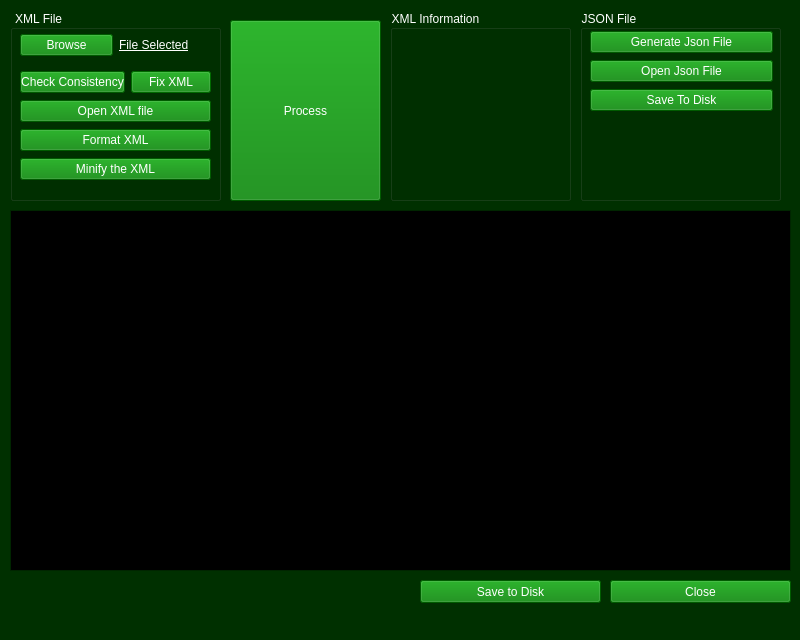
Old version of the form mainwindow.ui in the repository MostafaAkrsh/QT_XML_Editor.
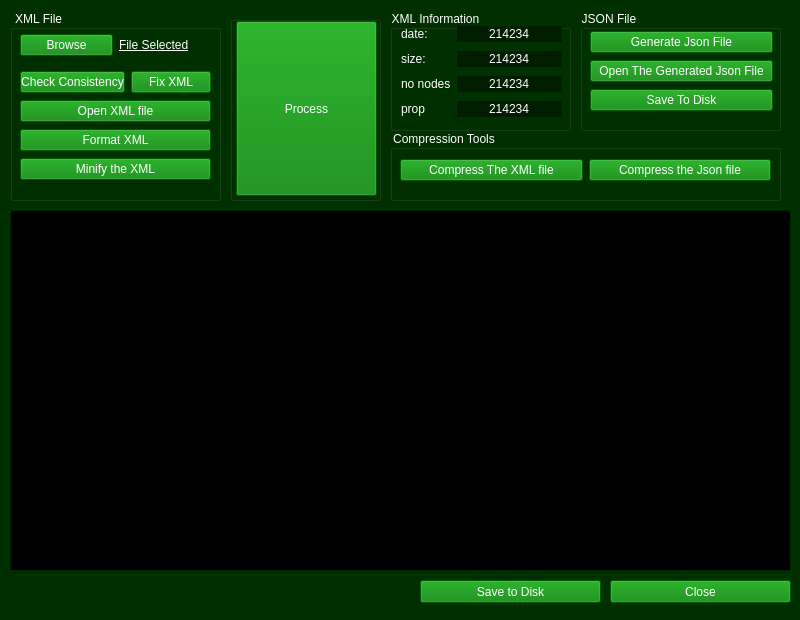
New version of the form. Icons and pictures are not drawn.

What changed in the file:
```diff
--- a/mainwindow.ui
+++ b/mainwindow.ui
@@ -13,7 +13,7 @@
     <x>0</x>
     <y>0</y>
     <width>800</width>
-    <height>640</height>
+    <height>620</height>
    </rect>
   </property>
   <property name="sizePolicy">
@@ -25,13 +25,13 @@
   <property name="minimumSize">
    <size>
     <width>800</width>
-    <height>640</height>
+    <height>620</height>
    </size>
   </property>
   <property name="maximumSize">
    <size>
     <width>800</width>
-    <height>640</height>
+    <height>620</height>
    </size>
   </property>
   <property name="palette">
@@ -670,7 +670,7 @@
       <x>580</x>
       <y>10</y>
       <width>201</width>
-      <height>191</height>
+      <height>121</height>
      </rect>
     </property>
     <property name="styleSheet">
@@ -719,7 +719,7 @@
 </string>
         </property>
         <property name="text">
-         <string>Open Json File</string>
+         <string>Open The Generated Json File</string>
         </property>
        </widget>
       </item>
@@ -746,7 +746,7 @@
       <x>390</x>
       <y>10</y>
       <width>181</width>
-      <height>191</height>
+      <height>121</height>
      </rect>
     </property>
     <property name="styleSheet">
@@ -755,31 +755,134 @@
     <property name="title">
      <string>XML Information</string>
     </property>
-   </widget>
-   <widget class="QPushButton" name="pushButton_16">
-    <property name="geometry">
-     <rect>
-      <x>230</x>
-      <y>20</y>
-      <width>151</width>
-      <height>181</height>
-     </rect>
-    </property>
-    <property name="toolTip">
-     <string/>
-    </property>
-    <property name="styleSheet">
-     <string notr="true">color: white;
-font: 75 14pt &quot;MS Shell Dlg 2&quot;;
-font: 22pt &quot;MS Shell Dlg 2&quot;;
-background-color: green;
-
-
-</string>
-    </property>
-    <property name="text">
-     <string>Process</string>
-    </property>
+    <widget class="QWidget" name="">
+     <property name="geometry">
+      <rect>
+       <x>11</x>
+       <y>13</y>
+       <width>161</width>
+       <height>101</height>
+      </rect>
+     </property>
+     <layout class="QGridLayout" name="gridLayout">
+      <item row="0" column="0">
+       <widget class="QLabel" name="label_4">
+        <property name="text">
+         <string>date:</string>
+        </property>
+       </widget>
+      </item>
+      <item row="0" column="1">
+       <widget class="QLineEdit" name="lineEdit">
+        <property name="enabled">
+         <bool>true</bool>
+        </property>
+        <property name="styleSheet">
+         <string notr="true">color:white;
+background-color: rgb(0, 29, 0);
+border:0px;
+text-align: center;</string>
+        </property>
+        <property name="text">
+         <string>214234</string>
+        </property>
+        <property name="alignment">
+         <set>Qt::AlignCenter</set>
+        </property>
+        <property name="readOnly">
+         <bool>true</bool>
+        </property>
+       </widget>
+      </item>
+      <item row="1" column="0">
+       <widget class="QLabel" name="label_5">
+        <property name="text">
+         <string>size:</string>
+        </property>
+       </widget>
+      </item>
+      <item row="1" column="1">
+       <widget class="QLineEdit" name="lineEdit_2">
+        <property name="enabled">
+         <bool>true</bool>
+        </property>
+        <property name="styleSheet">
+         <string notr="true">color:white;
+background-color: rgb(0, 29, 0);
+border:0px;
+text-align: center;</string>
+        </property>
+        <property name="text">
+         <string>214234</string>
+        </property>
+        <property name="alignment">
+         <set>Qt::AlignCenter</set>
+        </property>
+        <property name="readOnly">
+         <bool>true</bool>
+        </property>
+       </widget>
+      </item>
+      <item row="2" column="0">
+       <widget class="QLabel" name="label_6">
+        <property name="text">
+         <string>no nodes</string>
+        </property>
+       </widget>
+      </item>
+      <item row="2" column="1">
+       <widget class="QLineEdit" name="lineEdit_3">
+        <property name="enabled">
+         <bool>true</bool>
+        </property>
+        <property name="styleSheet">
+         <string notr="true">color:white;
+background-color: rgb(0, 29, 0);
+border:0px;
+text-align: center;</string>
+        </property>
+        <property name="text">
+         <string>214234</string>
+        </property>
+        <property name="alignment">
+         <set>Qt::AlignCenter</set>
+        </property>
+        <property name="readOnly">
+         <bool>true</bool>
+        </property>
+       </widget>
+      </item>
+      <item row="3" column="0">
+       <widget class="QLabel" name="label_7">
+        <property name="text">
+         <string>prop</string>
+        </property>
+       </widget>
+      </item>
+      <item row="3" column="1">
+       <widget class="QLineEdit" name="lineEdit_4">
+        <property name="enabled">
+         <bool>true</bool>
+        </property>
+        <property name="styleSheet">
+         <string notr="true">color:white;
+background-color: rgb(0, 29, 0);
+border:0px;
+text-align: center;</string>
+        </property>
+        <property name="text">
+         <string>214234</string>
+        </property>
+        <property name="alignment">
+         <set>Qt::AlignCenter</set>
+        </property>
+        <property name="readOnly">
+         <bool>true</bool>
+        </property>
+       </widget>
+      </item>
+     </layout>
+    </widget>
    </widget>
    <widget class="QPushButton" name="pushButton_20">
     <property name="geometry">
@@ -821,6 +924,103 @@
      <string>Close</string>
     </property>
    </widget>
+   <widget class="QGroupBox" name="groupBox_4">
+    <property name="geometry">
+     <rect>
+      <x>390</x>
+      <y>130</y>
+      <width>391</width>
+      <height>71</height>
+     </rect>
+    </property>
+    <property name="styleSheet">
+     <string notr="true">color: rgb(255, 255, 255);</string>
+    </property>
+    <property name="title">
+     <string>Compression Tools</string>
+    </property>
+    <widget class="QWidget" name="">
+     <property name="geometry">
+      <rect>
+       <x>10</x>
+       <y>20</y>
+       <width>371</width>
+       <height>41</height>
+      </rect>
+     </property>
+     <layout class="QHBoxLayout" name="horizontalLayout_8">
+      <item>
+       <widget class="QPushButton" name="pushButton_22">
+        <property name="styleSheet">
+         <string notr="true">color: white;
+background-color: green;
+
+
+</string>
+        </property>
+        <property name="text">
+         <string>Compress The XML file</string>
+        </property>
+       </widget>
+      </item>
+      <item>
+       <widget class="QPushButton" name="pushButton_23">
+        <property name="styleSheet">
+         <string notr="true">color: white;
+background-color: green;
+
+
+</string>
+        </property>
+        <property name="text">
+         <string>Compress the Json file</string>
+        </property>
+       </widget>
+      </item>
+     </layout>
+    </widget>
+   </widget>
+   <widget class="QGroupBox" name="groupBox_5">
+    <property name="geometry">
+     <rect>
+      <x>230</x>
+      <y>16</y>
+      <width>151</width>
+      <height>185</height>
+     </rect>
+    </property>
+    <property name="styleSheet">
+     <string notr="true">color: rgb(255, 255, 255);</string>
+    </property>
+    <property name="title">
+     <string/>
+    </property>
+    <widget class="QPushButton" name="pushButton_16">
+     <property name="geometry">
+      <rect>
+       <x>6</x>
+       <y>5</y>
+       <width>141</width>
+       <height>175</height>
+      </rect>
+     </property>
+     <property name="toolTip">
+      <string/>
+     </property>
+     <property name="styleSheet">
+      <string notr="true">color: white;
+font: 75 14pt &quot;MS Shell Dlg 2&quot;;
+font: 22pt &quot;MS Shell Dlg 2&quot;;
+background-color: green;
+
+
+</string>
+     </property>
+     <property name="text">
+      <string>Process</string>
+     </property>
+    </widget>
+   </widget>
   </widget>
  </widget>
  <resources/>
```
